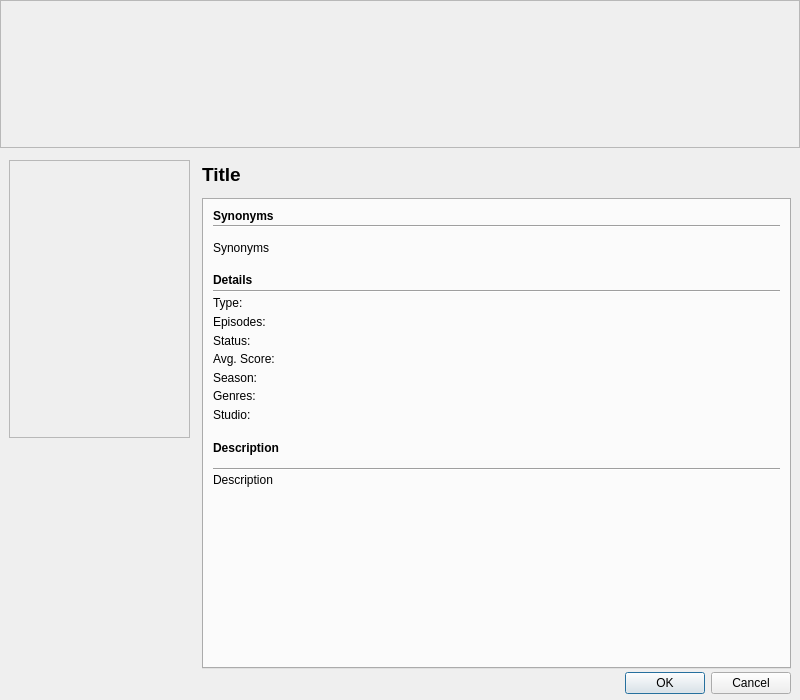
The window that ui/title_details.ui (RealMihp/nekodesk) describes before a commit, drawn with Qt 5.
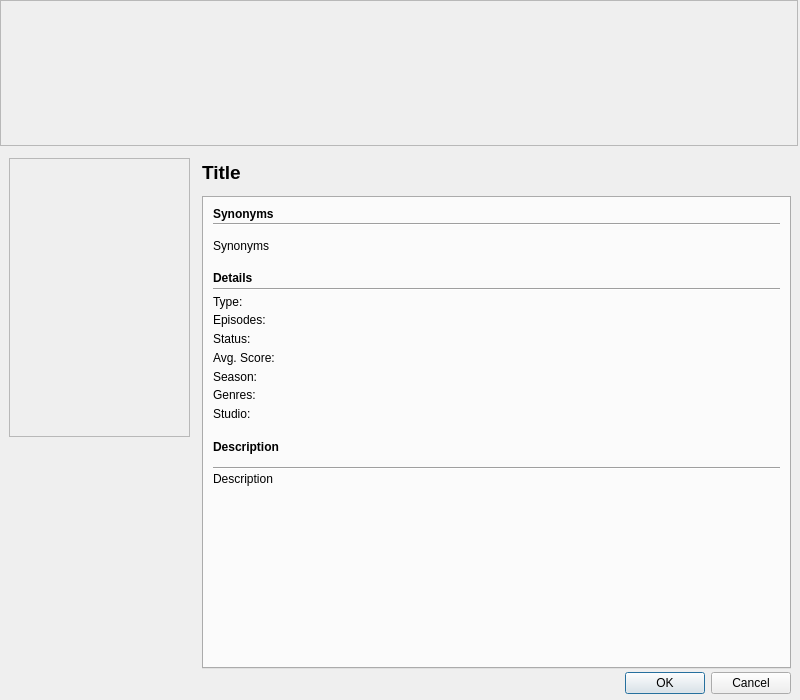
The same window after the commit.

The edit to the form file:
```diff
--- a/ui/title_details.ui
+++ b/ui/title_details.ui
@@ -65,8 +65,8 @@
        </property>
        <property name="maximumSize">
         <size>
-         <width>16777215</width>
-         <height>16777215</height>
+         <width>798</width>
+         <height>146</height>
         </size>
        </property>
        <property name="frameShape">
```
